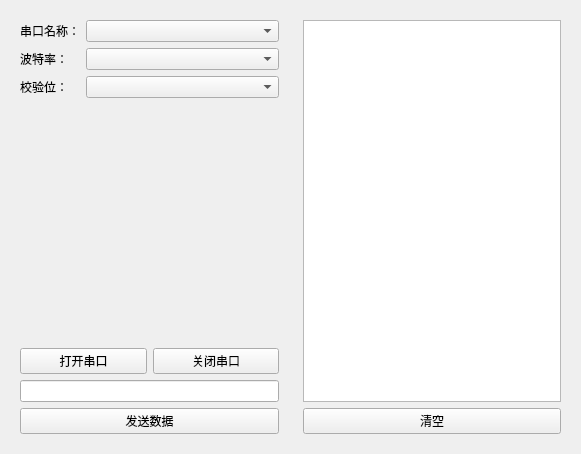
BlueBlouseCat/cross-platform, file ui/page_test03_serial_ui.ui: the form before one commit.
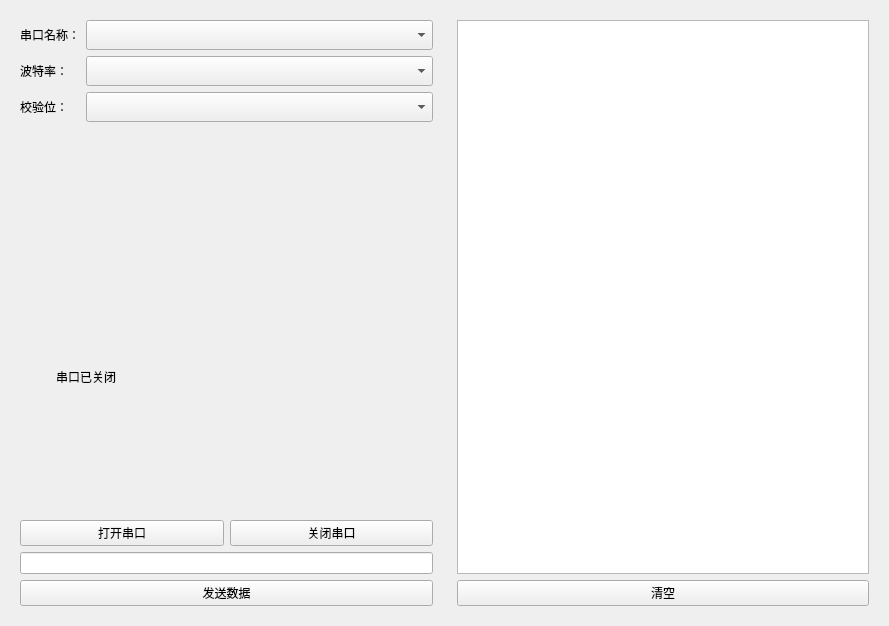
The form after the commit. Icons and pictures are not drawn.

Patch:
```diff
--- a/ui/page_test03_serial_ui.ui
+++ b/ui/page_test03_serial_ui.ui
@@ -6,8 +6,8 @@
    <rect>
     <x>0</x>
     <y>0</y>
-    <width>581</width>
-    <height>454</height>
+    <width>889</width>
+    <height>626</height>
    </rect>
   </property>
   <property name="windowTitle">
@@ -32,7 +32,20 @@
            </widget>
           </item>
           <item row="0" column="1">
-           <widget class="QComboBox" name="comboBox_serial_name"/>
+           <widget class="QComboBox" name="comboBox_serial_name">
+            <property name="sizePolicy">
+             <sizepolicy hsizetype="Preferred" vsizetype="Preferred">
+              <horstretch>0</horstretch>
+              <verstretch>0</verstretch>
+             </sizepolicy>
+            </property>
+            <property name="minimumSize">
+             <size>
+              <width>0</width>
+              <height>30</height>
+             </size>
+            </property>
+           </widget>
           </item>
           <item row="1" column="0">
            <widget class="QLabel" name="label_2">
@@ -42,7 +55,20 @@
            </widget>
           </item>
           <item row="1" column="1">
-           <widget class="QComboBox" name="comboBox_baudrate"/>
+           <widget class="QComboBox" name="comboBox_baudrate">
+            <property name="sizePolicy">
+             <sizepolicy hsizetype="Preferred" vsizetype="Preferred">
+              <horstretch>0</horstretch>
+              <verstretch>0</verstretch>
+             </sizepolicy>
+            </property>
+            <property name="minimumSize">
+             <size>
+              <width>0</width>
+              <height>30</height>
+             </size>
+            </property>
+           </widget>
           </item>
           <item row="2" column="0">
            <widget class="QLabel" name="label_3">
@@ -52,14 +78,76 @@
            </widget>
           </item>
           <item row="2" column="1">
-           <widget class="QComboBox" name="comboBox_parity"/>
+           <widget class="QComboBox" name="comboBox_parity">
+            <property name="sizePolicy">
+             <sizepolicy hsizetype="Preferred" vsizetype="Preferred">
+              <horstretch>0</horstretch>
+              <verstretch>0</verstretch>
+             </sizepolicy>
+            </property>
+            <property name="minimumSize">
+             <size>
+              <width>0</width>
+              <height>30</height>
+             </size>
+            </property>
+           </widget>
           </item>
          </layout>
         </item>
+        <item>
+         <layout class="QHBoxLayout" name="horizontalLayout_4">
+          <item>
+           <widget class="QLabel" name="label_5">
+            <property name="maximumSize">
+             <size>
+              <width>30</width>
+              <height>30</height>
+             </size>
+            </property>
+            <property name="text">
+             <string/>
+            </property>
+            <property name="pixmap">
+             <pixmap resource="../src.qrc">:/icon/resources/icons/red_point.png</pixmap>
+            </property>
+            <property name="scaledContents">
+             <bool>true</bool>
+            </property>
+           </widget>
+          </item>
+          <item>
+           <widget class="QLabel" name="lb_port_status">
+            <property name="text">
+             <string>串口已关闭</string>
+            </property>
+           </widget>
+          </item>
+         </layout>
+        </item>
+        <item>
+         <widget class="QLabel" name="label_4">
+          <property name="sizePolicy">
+           <sizepolicy hsizetype="Preferred" vsizetype="Maximum">
+            <horstretch>0</horstretch>
+            <verstretch>0</verstretch>
+           </sizepolicy>
+          </property>
+          <property name="text">
+           <string/>
+          </property>
+         </widget>
+        </item>
         <item>
          <layout class="QHBoxLayout" name="horizontalLayout_3">
           <item>
            <widget class="QPushButton" name="pushButton_open_serial">
+            <property name="sizePolicy">
+             <sizepolicy hsizetype="Minimum" vsizetype="Fixed">
+              <horstretch>0</horstretch>
+              <verstretch>0</verstretch>
+             </sizepolicy>
+            </property>
             <property name="text">
              <string>打开串口</string>
             </property>
@@ -67,6 +155,12 @@
           </item>
           <item>
            <widget class="QPushButton" name="pushButton_close_serial">
+            <property name="sizePolicy">
+             <sizepolicy hsizetype="Minimum" vsizetype="Fixed">
+              <horstretch>0</horstretch>
+              <verstretch>0</verstretch>
+             </sizepolicy>
+            </property>
             <property name="text">
              <string>关闭串口</string>
             </property>
@@ -75,10 +169,23 @@
          </layout>
         </item>
         <item>
-         <widget class="QLineEdit" name="lineEdit"/>
+         <widget class="QLineEdit" name="lineEdit">
+          <property name="sizePolicy">
+           <sizepolicy hsizetype="Expanding" vsizetype="Fixed">
+            <horstretch>0</horstretch>
+            <verstretch>0</verstretch>
+           </sizepolicy>
+          </property>
+         </widget>
         </item>
         <item>
          <widget class="QPushButton" name="pushButton_send_data">
+          <property name="sizePolicy">
+           <sizepolicy hsizetype="Minimum" vsizetype="Fixed">
+            <horstretch>0</horstretch>
+            <verstretch>0</verstretch>
+           </sizepolicy>
+          </property>
           <property name="text">
            <string>发送数据</string>
           </property>
```
Left out of the diff: 4 changed lines with no effect on the pictures.
